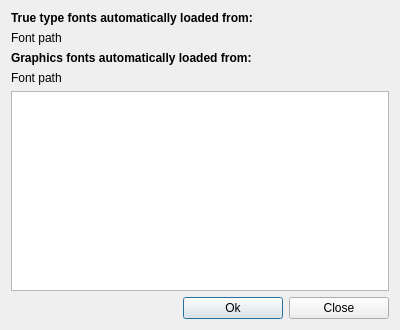
Old version of the form Tools/UIEditor/UI/Dialogs/fontmanagerdialog.ui in the repository xaoctech/dava.engine.
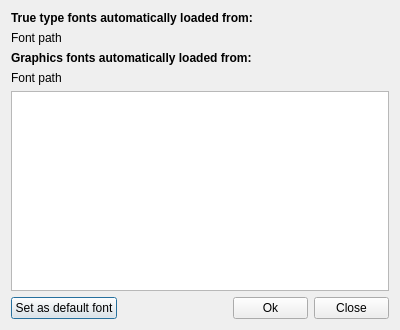
New version of the form.

What changed in the file:
```diff
--- a/Tools/UIEditor/UI/Dialogs/fontmanagerdialog.ui
+++ b/Tools/UIEditor/UI/Dialogs/fontmanagerdialog.ui
@@ -32,7 +32,7 @@
    <bool>true</bool>
   </property>
   <layout class="QGridLayout" name="gridLayout">
-   <item row="0" column="0" colspan="3">
+   <item row="0" column="0" colspan="4">
     <widget class="QLabel" name="trueTypeFontPathLabel">
      <property name="maximumSize">
       <size>
@@ -48,7 +48,7 @@
      </property>
     </widget>
    </item>
-   <item row="1" column="0" colspan="3">
+   <item row="1" column="0" colspan="4">
     <widget class="QLabel" name="trueTypeFontPath">
      <property name="minimumSize">
       <size>
@@ -83,7 +83,7 @@
      </property>
     </widget>
    </item>
-   <item row="3" column="0" colspan="3">
+   <item row="3" column="0" colspan="4">
     <widget class="QLabel" name="graphicsFontPath">
      <property name="minimumSize">
       <size>
@@ -102,10 +102,17 @@
      </property>
     </widget>
    </item>
-   <item row="4" column="0" colspan="3">
+   <item row="4" column="0" colspan="4">
     <widget class="QTableView" name="fontsTableView"/>
    </item>
    <item row="5" column="0">
+    <widget class="QPushButton" name="setDefaultButton">
+     <property name="text">
+      <string>Set as default font</string>
+     </property>
+    </widget>
+   </item>
+   <item row="5" column="1">
     <spacer name="horizontalSpacer">
      <property name="orientation">
       <enum>Qt::Horizontal</enum>
@@ -118,17 +125,17 @@
      </property>
     </spacer>
    </item>
-   <item row="5" column="1">
+   <item row="5" column="2">
     <widget class="QPushButton" name="okButton">
      <property name="minimumSize">
       <size>
-       <width>100</width>
+       <width>75</width>
        <height>0</height>
       </size>
      </property>
      <property name="maximumSize">
       <size>
-       <width>100</width>
+       <width>75</width>
        <height>16777215</height>
       </size>
      </property>
@@ -137,17 +144,17 @@
      </property>
     </widget>
    </item>
-   <item row="5" column="2">
+   <item row="5" column="3">
     <widget class="QPushButton" name="closeButton">
      <property name="minimumSize">
       <size>
-       <width>100</width>
+       <width>75</width>
        <height>0</height>
       </size>
      </property>
      <property name="maximumSize">
       <size>
-       <width>100</width>
+       <width>75</width>
        <height>16777215</height>
       </size>
      </property>
```
